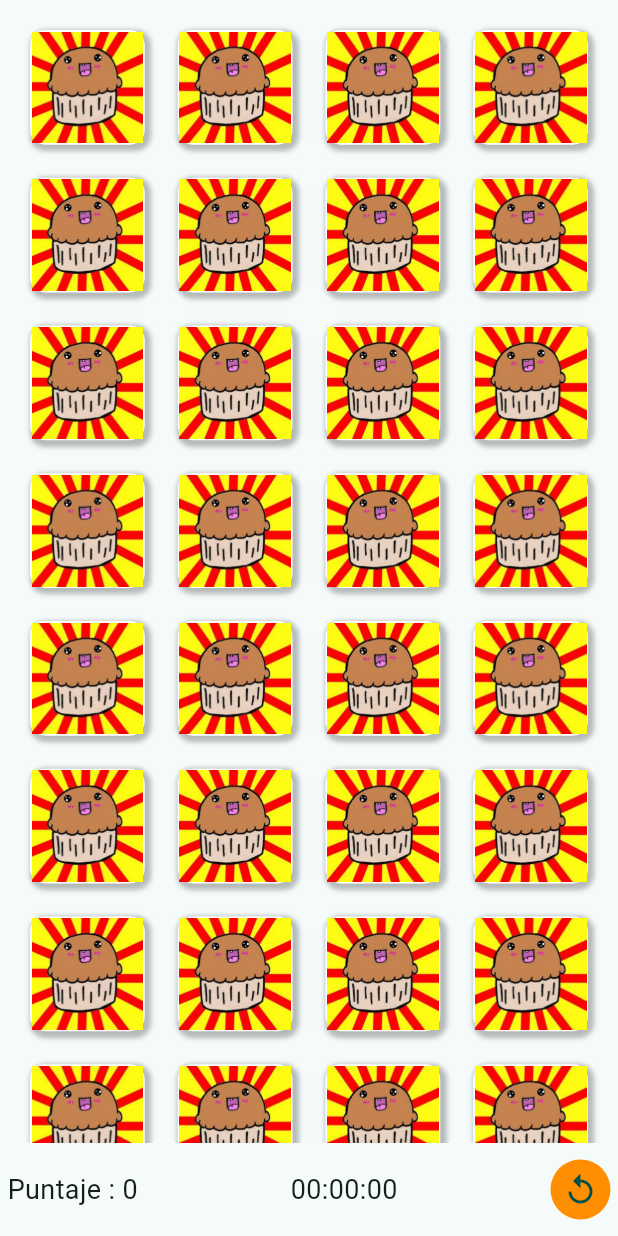
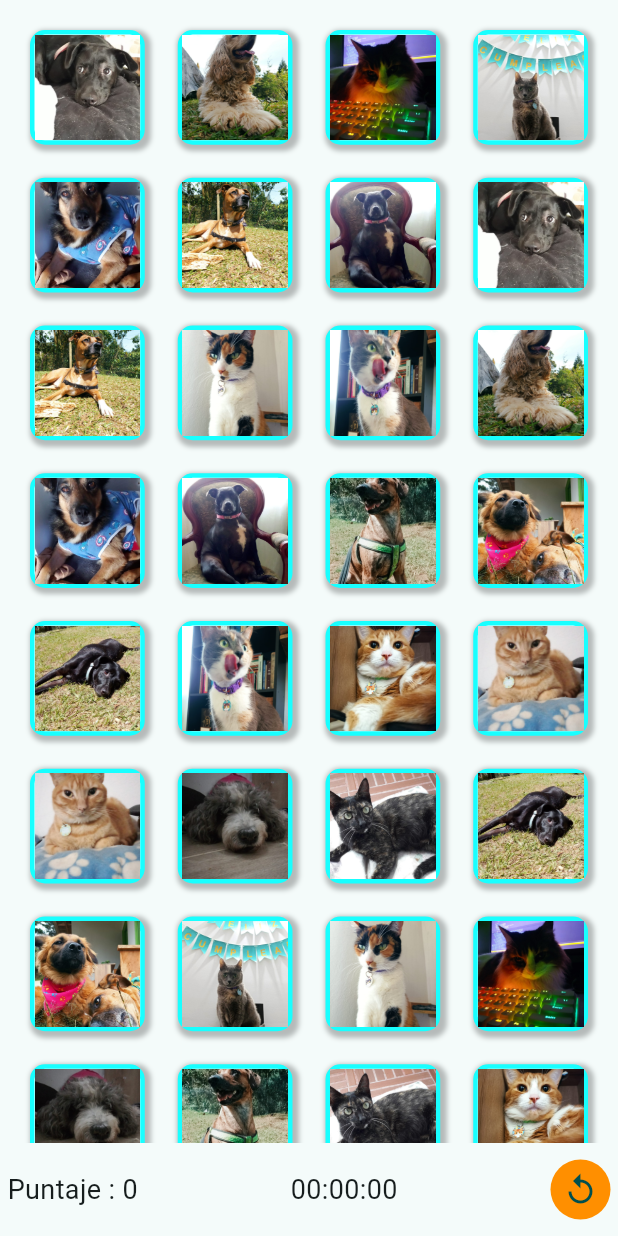
Before and after one commit to jhon2520/zoo_cards, a Flutter app: the screen it shows after launch, scrolled down 44 dp, after a tap on the "replay" icon, on a phone screen of 412 x 824 dp. Run offline on Flutter 3.47's test engine with Material 2 defaults, Android fonts, the light colour scheme and no system bars; drawn by our look-alikes of flip_card; our stand-ins replace bloc, equatable, flutter_bloc, get_it, shared_preferences, stop_watch_timer.

Commit message:
se agrega funcionalidad de volteo automático de cartas

```diff
--- a/lib/presentation/screens/cards_screen/cards_screen.dart
+++ b/lib/presentation/screens/cards_screen/cards_screen.dart
@@ -1,3 +1,5 @@
+// ignore_for_file: use_build_context_synchronously
+
 import 'dart:async';
 
 import 'package:flip_card/flip_card.dart';
@@ -49,7 +51,7 @@ class _BodyCardsScreenState extends State<_BodyCardsScreen> {
   Widget build(BuildContext context) {
     return SafeArea(
       child: Center(
-        child: BlocConsumer<CardsScreenBloc, CardsScreenState>(
+        child: BlocConsumer<CardsScreenBloc, CardsScreenBlocState>(
           listener: (context, state) {
             if (state.successPairInCards == true) {
               context.read<CardsScreenBloc>().add(ResetSuccesEvent());
@@ -125,7 +127,7 @@ class _ScoreWidget extends StatelessWidget {
 
   @override
   Widget build(BuildContext context) {
-    return BlocConsumer<CardsScreenBloc, CardsScreenState>(
+    return BlocConsumer<CardsScreenBloc, CardsScreenBlocState>(
       listener: (context, state) async {
         if (state.maxScorePosible == state.score) {
           await _showModalWinner(context).then((value) {
@@ -216,11 +218,21 @@ class _FlipCards extends StatefulWidget {
 
 class _FlipCardsState extends State<_FlipCards> {
   late FlipCardController _controller;
+  bool? setMethods = false;
 
   @override
   void initState() {
     super.initState();
     _controller = FlipCardController();
+
+    WidgetsBinding.instance.addPostFrameCallback((timeStamp) async {
+      await Future.delayed(const Duration(milliseconds: 500));
+      _controller.toggleCard();
+      await Future.delayed(const Duration(seconds: 3));
+      _controller.toggleCard();
+      await Future.delayed(const Duration(seconds: 1));
+      setMethods = true;
+    });
   }
 
   @override
@@ -236,14 +248,30 @@ class _FlipCardsState extends State<_FlipCards> {
 
         return IgnorePointer(
           ignoring: widget.cardModel.isEnable == true ? false : true,
-          child: FlipCard(
+          child: BlocConsumer<CardsScreenBloc, CardsScreenBlocState>(
+            listener: (context, state) async {
+              if(state.errorPairInCards == true && widget.cardModel.isFront == true){
+                await Future.delayed(const Duration(milliseconds: 2));
+              context.read<CardsScreenBloc>().add(SetAllCardsEnableEvent(value: false));
+              context.read<CardsScreenBloc>().add(ResetErrorEvent());
+                await Future.delayed(const Duration(milliseconds: 300));
+                _controller.toggleCard();
+                await Future.delayed(const Duration(milliseconds: 300));
+              context.read<CardsScreenBloc>().add(SetAllCardsEnableEvent(value: true));
+
+              }
+            },
+            builder: (context, state) {
+              return FlipCard(
+                  autoFlipDuration: const Duration(milliseconds: 300),
                   onFlipDone: (isFront) {
+                    if (setMethods == true) {
                       _increaseCounterFlippedCards(_controller);
                       _setCardsIsSelected(widget.cardModel.id!);
                       _setCardsStateIsFront(widget.cardModel.id!);
                       _setCardsNoFLippedDesiable();
                       _setCardsAreEqualEvent();
-                setState(() {});
+                    }
                   },
                   controller: _controller,
                   onFlip: () {},
@@ -253,7 +281,9 @@ class _FlipCardsState extends State<_FlipCards> {
                   front: _FrontCard(
                     cardModel: widget.cardModel,
                   ),
-              back: const _BackCard()),
+                  back: const _BackCard());
+            },
+          ),
         );
       }),
     );
@@ -409,7 +439,7 @@ class __TimerWidgetState extends State<_TimerWidget> {
 
   @override
   Widget build(BuildContext context) {
-    return BlocConsumer<CardsScreenBloc, CardsScreenState>(
+    return BlocConsumer<CardsScreenBloc, CardsScreenBlocState>(
       listener: (context, state) {
         if (state.maxScorePosible == state.score) {
           _stopWatchTimer.onStopTimer();
--- a/lib/presentation/state/cards_screen_bloc/cards_screen_bloc.dart
+++ b/lib/presentation/state/cards_screen_bloc/cards_screen_bloc.dart
@@ -5,8 +5,8 @@ import 'package:flippy_cards/domain/models/index.dart';
 part 'cards_screen_event.dart';
 part 'cards_screen_state.dart';
 
-class CardsScreenBloc extends Bloc<CardsScreenEvent, CardsScreenState> {
-  CardsScreenBloc() : super(const CardsScreenState()) {
+class CardsScreenBloc extends Bloc<CardsScreenEvent, CardsScreenBlocState> {
+  CardsScreenBloc() : super(const CardsScreenBlocState()) {
     on<SetNumberOfFlippedCardsEvent>((event, emit) {
       if (event.cardIsFront == false) {
         emit(state.copyWith(
@@ -75,7 +75,7 @@ class CardsScreenBloc extends Bloc<CardsScreenEvent, CardsScreenState> {
 
     on<SetAllCardsEnableEvent>((event, emit) {
       final newCardsInGame =
-          state.cardsInGame?.map((e) => e.copyWith(isEnable: true)).toList();
+          state.cardsInGame?.map((e) => e.copyWith(isEnable: event.value ?? true)).toList();
       emit(state.copyWith(cardsInGame: newCardsInGame));
     });
 
--- a/lib/presentation/state/cards_screen_bloc/cards_screen_event.dart
+++ b/lib/presentation/state/cards_screen_bloc/cards_screen_event.dart
@@ -27,7 +27,10 @@ class ResetSuccesEvent extends CardsScreenEvent {}
 
 class ResetErrorEvent extends CardsScreenEvent {}
 
-class SetAllCardsEnableEvent extends CardsScreenEvent {}
+class SetAllCardsEnableEvent extends CardsScreenEvent {
+  final bool? value;
+  SetAllCardsEnableEvent({this.value});
+}
 
 class ResetCardsEvent extends CardsScreenEvent {}
 
--- a/lib/presentation/state/cards_screen_bloc/cards_screen_state.dart
+++ b/lib/presentation/state/cards_screen_bloc/cards_screen_state.dart
@@ -1,6 +1,6 @@
 part of 'cards_screen_bloc.dart';
 
-class CardsScreenState extends Equatable {
+class CardsScreenBlocState extends Equatable {
   final int? numberOfFlippedCards;
   final List<FlipCardModel>? cardsInGame;
   final List<FlipCardModel>? cardsSelected;
@@ -11,7 +11,7 @@ class CardsScreenState extends Equatable {
   final LogTimerModel? logsTimer;
   final int? secondsInTimer;
 
-  const CardsScreenState(
+  const CardsScreenBlocState(
       {this.numberOfFlippedCards = 0,
       this.cardsInGame,
       this.cardsSelected,
@@ -23,7 +23,7 @@ class CardsScreenState extends Equatable {
       this.secondsInTimer,
       });
 
-  CardsScreenState copyWith({
+  CardsScreenBlocState copyWith({
     int? numberOfFlippedCards,
     List<FlipCardModel>? cardsInGame,
     List<FlipCardModel>? cardsSelected,
@@ -34,7 +34,7 @@ class CardsScreenState extends Equatable {
     LogTimerModel? logsTimer,
     int? secondsInTimer,
   }) {
-    return CardsScreenState(
+    return CardsScreenBlocState(
       numberOfFlippedCards: numberOfFlippedCards ?? this.numberOfFlippedCards,
       cardsInGame: cardsInGame ?? this.cardsInGame,
       cardsSelected: cardsSelected ?? this.cardsSelected,
```
Lines whose indentation alone changed are shown as unchanged.
